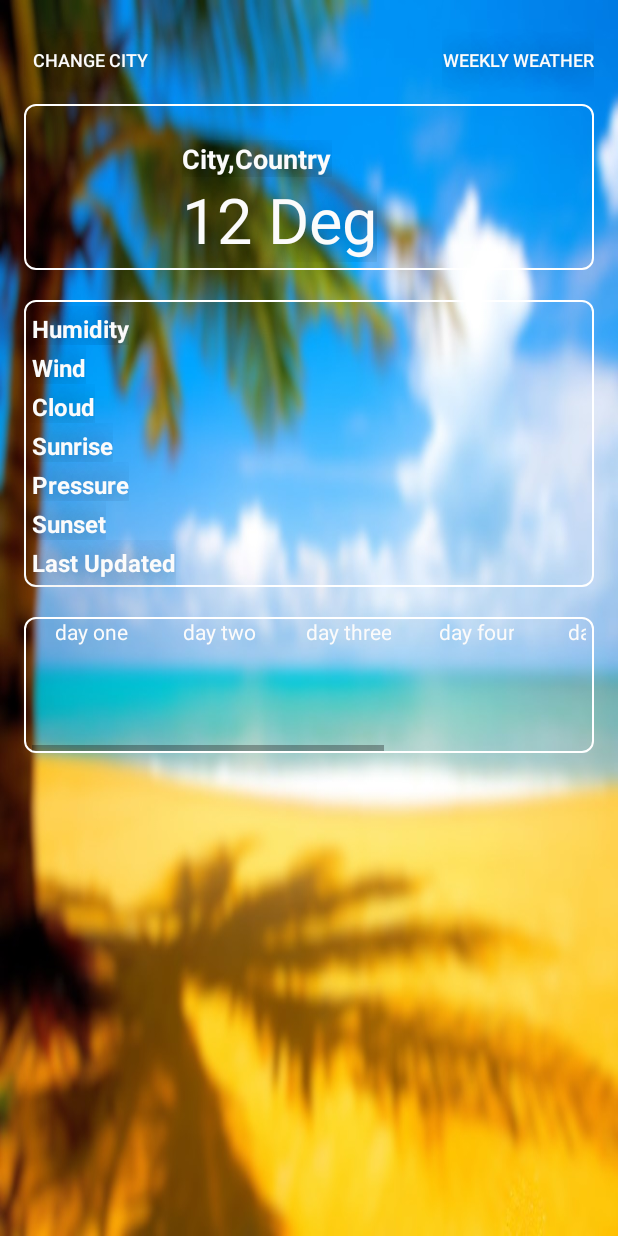
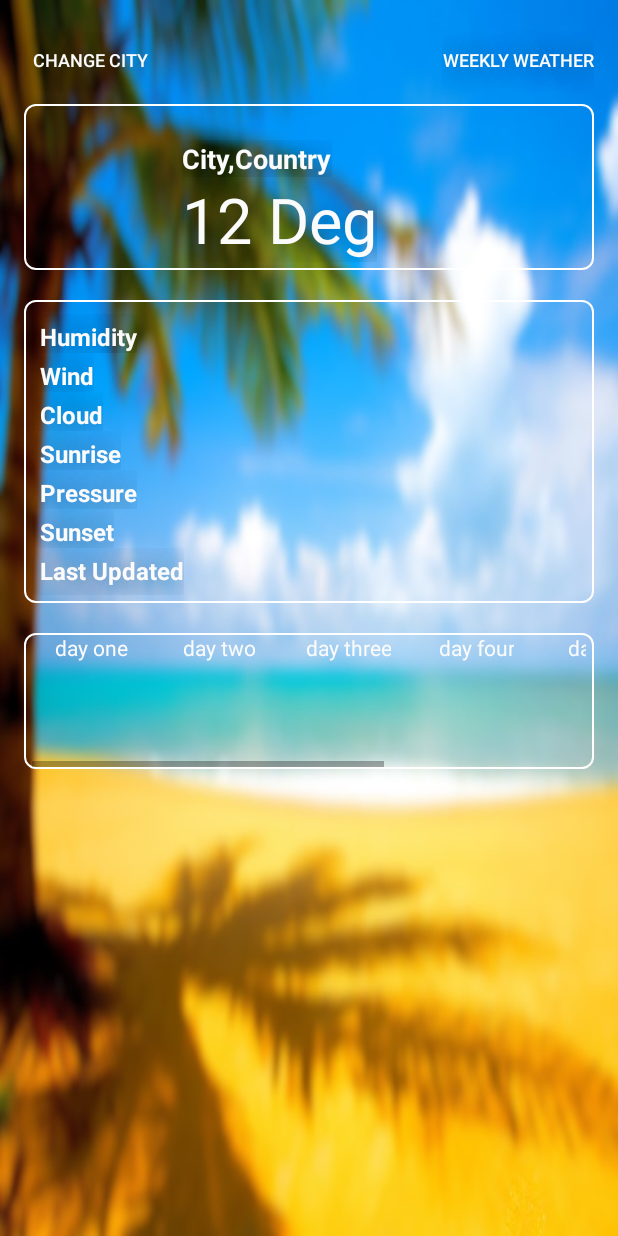
Before and after one commit to ahmeturun/Wheather-App, an Android app: the layout activity_main.xml on its own in the app's theme, with its tools: preview values and no code run, on a phone screen of 412 x 824 dp. Run offline under Robolectric (Android 15) with nearby library versions, the phone set to English and light mode, and no system bars.

Commit message:
another visualition

```diff
--- a/app/src/main/res/layout-v14/content_main.xml
+++ b/app/src/main/res/layout-v14/content_main.xml
@@ -310,7 +310,8 @@
         android:layout_below="@+id/degreeLayout"
         android:layout_marginTop="20dp"
         android:id="@+id/genInfo"
-        android:background="@drawable/rounded_corner">
+        android:background="@drawable/rounded_corner"
+        android:padding="5dp">
 
         <TextView
             android:id="@+id/humidText"
```
